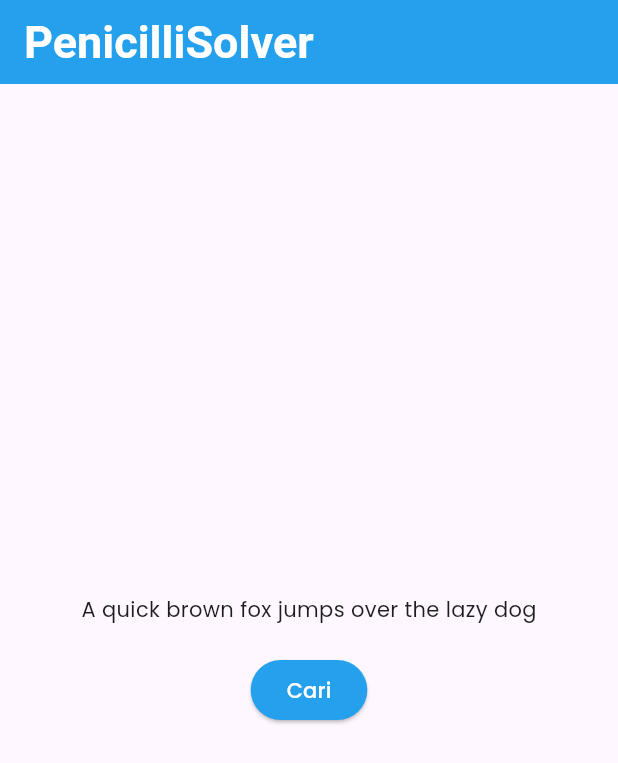
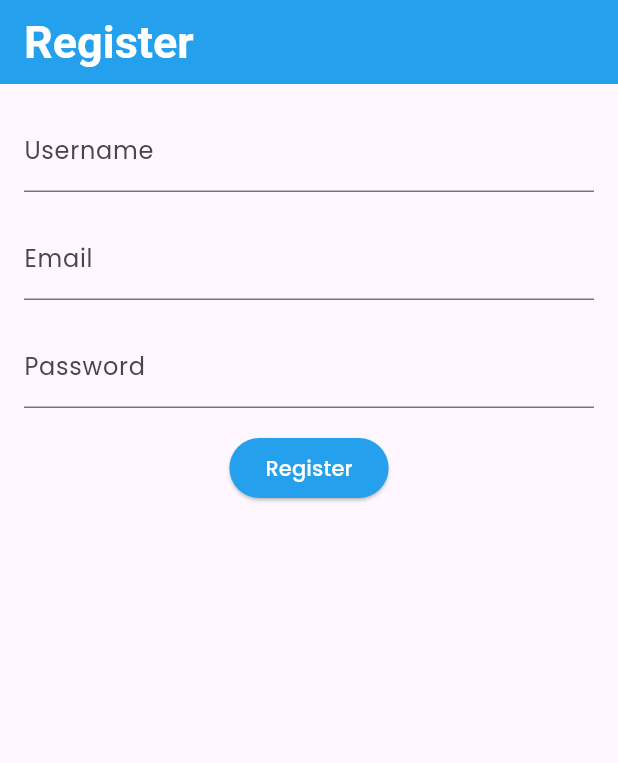
Before and after one commit to Shua24/penicillisolver-mobile, a Flutter app: the screen it shows after launch, on a phone screen of 412 x 824 dp. Shown: the top 763 px of the screen. Run offline on Flutter 3.47's test engine with Material 3 defaults, Android fonts, the phone set to English and light mode, and no system bars; our stand-ins replace google_fonts.

Commit message:
Tambahkan fitur register

```diff
--- a/lib/main.dart
+++ b/lib/main.dart
@@ -1,44 +1,18 @@
 import 'package:flutter/material.dart';
-import 'theme.dart';
+import 'theme.dart'; // import your theme file
+import 'register.dart'; // import the registration page
 
 void main() {
-  runApp(const MyApp());
+  runApp(MyApp());
 }
 
 class MyApp extends StatelessWidget {
-  const MyApp({super.key});
-
-  // This widget is the root of your application.
   @override
   Widget build(BuildContext context) {
     return MaterialApp(
-      theme: AppTheme.lightTheme,
-      home: HomeScreen(),
+      theme: AppTheme.lightTheme, // Apply the theme
+      home:
+          RegistrationPage(), // Set the registration page as the initial route
     );
   }
 }
-
-class HomeScreen extends StatelessWidget {
-  @override
-  Widget build(BuildContext context) {
-    return Scaffold(
-        appBar: AppBar(
-          title: const Text('PenicilliSolver'),
-        ),
-        body: Center(
-          child: Column(
-            mainAxisSize: MainAxisSize.min,
-            children: [
-              const Text('A quick brown fox jumps over the lazy dog'),
-              const SizedBox(height: 20),
-              ElevatedButton(
-                onPressed: () {
-                  const Text('');
-                },
-                child: const Text('Cari'),
-              )
-            ],
-          ),
-        ));
-  }
-}
--- /dev/null
+++ b/lib/register.dart
@@ -0,0 +1,95 @@
+import 'package:flutter/material.dart';
+
+class RegistrationPage extends StatefulWidget {
+  @override
+  _RegistrationPageState createState() => _RegistrationPageState();
+}
+
+class _RegistrationPageState extends State<RegistrationPage> {
+  final _formKey = GlobalKey<FormState>();
+
+  // Controllers for the form fields
+  TextEditingController _usernameController = TextEditingController();
+  TextEditingController _emailController = TextEditingController();
+  TextEditingController _passwordController = TextEditingController();
+
+  @override
+  void dispose() {
+    // Clean up the controllers when the widget is disposed
+    _usernameController.dispose();
+    _emailController.dispose();
+    _passwordController.dispose();
+    super.dispose();
+  }
+
+  @override
+  Widget build(BuildContext context) {
+    return Scaffold(
+      appBar: AppBar(
+        title: Text('Register'),
+      ),
+      body: Padding(
+        padding: const EdgeInsets.all(16.0),
+        child: Form(
+          key: _formKey,
+          child: Column(
+            children: <Widget>[
+              // Username Field
+              TextFormField(
+                controller: _usernameController,
+                decoration: InputDecoration(labelText: 'Username'),
+                validator: (value) {
+                  if (value == null || value.isEmpty) {
+                    return 'Please enter a username';
+                  }
+                  return null;
+                },
+              ),
+              SizedBox(height: 16),
+
+              // Email Field
+              TextFormField(
+                controller: _emailController,
+                decoration: InputDecoration(labelText: 'Email'),
+                validator: (value) {
+                  if (value == null || value.isEmpty) {
+                    return 'Please enter your email';
+                  }
+                  return null;
+                },
+              ),
+              SizedBox(height: 16),
+
+              // Password Field
+              TextFormField(
+                controller: _passwordController,
+                decoration: InputDecoration(labelText: 'Password'),
+                obscureText: true,
+                validator: (value) {
+                  if (value == null || value.length < 6) {
+                    return 'Password must be at least 6 characters long';
+                  }
+                  return null;
+                },
+              ),
+              SizedBox(height: 16),
+
+              // Register Button
+              ElevatedButton(
+                onPressed: () {
+                  if (_formKey.currentState!.validate()) {
+                    // Process data (for now just show a snackbar)
+                    ScaffoldMessenger.of(context).showSnackBar(
+                      SnackBar(content: Text('Processing Data')),
+                    );
+                  }
+                },
+                child: Text('Register'),
+              ),
+            ],
+          ),
+        ),
+      ),
+    );
+  }
+}
--- a/pubspec.yaml
+++ b/pubspec.yaml
@@ -53,6 +53,8 @@ dev_dependencies:
 
 # The following section is specific to Flutter packages.
 flutter:
+  assets:
+      - assets/
 
   # The following line ensures that the Material Icons font is
   # included with your application, so that you can use the icons in
```
Also changed, not shown: lib/lookup.dart (added, +44 -0 lines), assets/logo.png (added), 1 other file.
